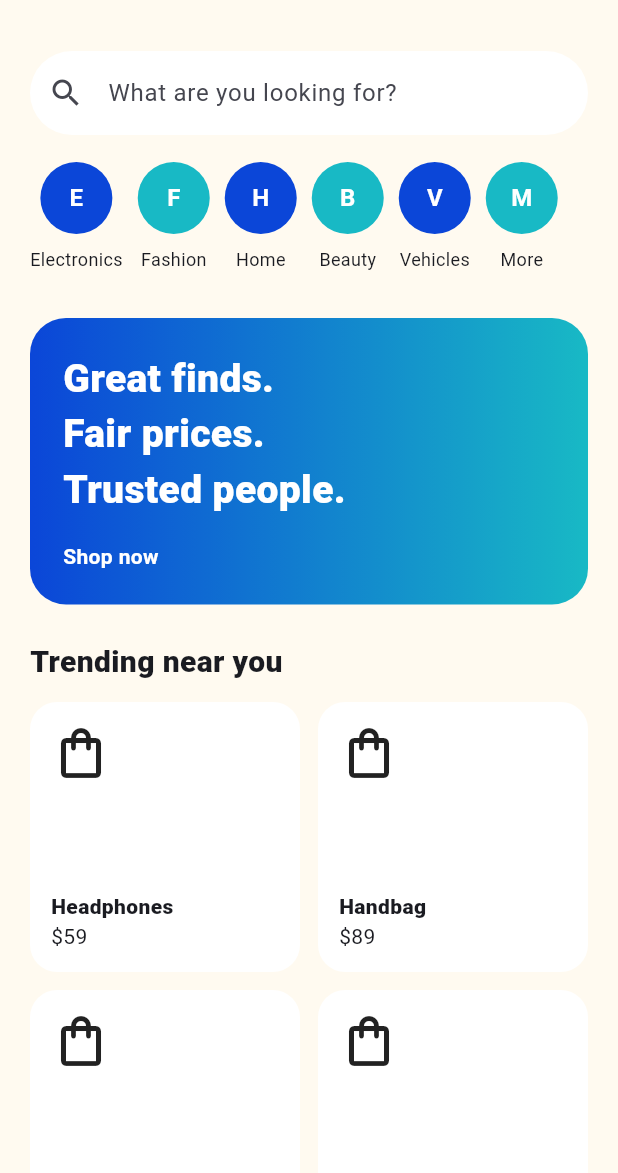
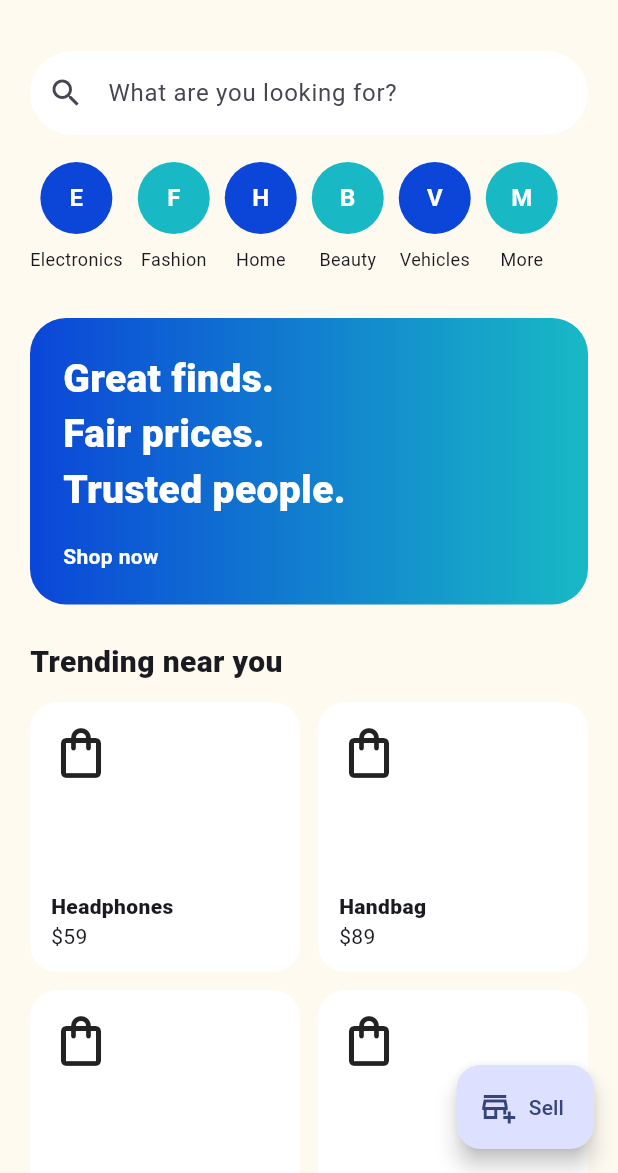
Before and after one commit to privacyOG/Suqnaa, a Flutter app: the screen it shows after launch, on a phone screen of 412 x 824 dp, the part 63-1236 px from its top. Run offline on Flutter 3.47's test engine with Material 3 defaults, Android fonts, the phone set to English and light mode, and no system bars; generated files the repository leaves out were written again.

Commit message:
Link mobile home to create listing screen

```diff
--- a/apps/mobile/lib/src/features/home/home_screen.dart
+++ b/apps/mobile/lib/src/features/home/home_screen.dart
@@ -1,6 +1,7 @@
 import 'package:flutter/material.dart';
 import 'package:suqnaa/l10n/app_localizations.dart';
 import '../../brand/brand.dart';
+import '../sell/create_listing_screen.dart';
 
 class HomeScreen extends StatelessWidget {
   const HomeScreen({super.key});
@@ -16,6 +17,11 @@ class HomeScreen extends StatelessWidget {
         elevation: 0,
         title: Text(text.appName),
         actions: const [Icon(Icons.notifications_none), SizedBox(width: 12)],
+      ),
+      floatingActionButton: FloatingActionButton.extended(
+        onPressed: () => Navigator.of(context).push(MaterialPageRoute(builder: (_) => const CreateListingScreen())),
+        icon: const Icon(Icons.add_business_outlined),
+        label: const Text('Sell'),
       ),
       body: ListView(
         padding: const EdgeInsets.all(20),
```
